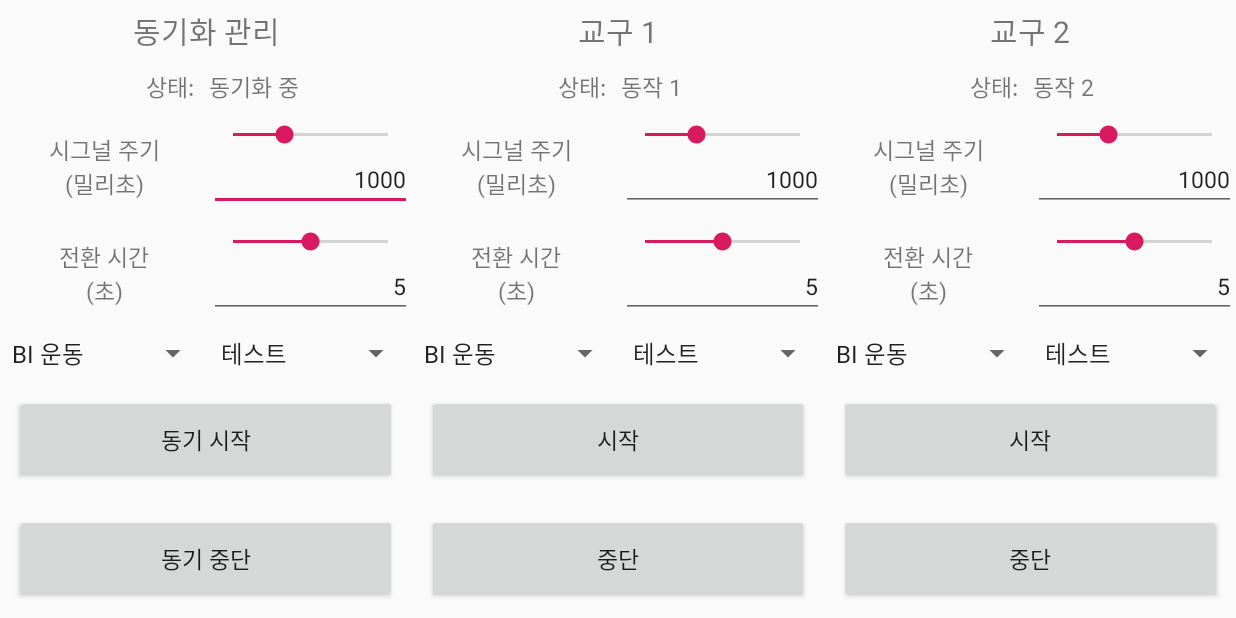
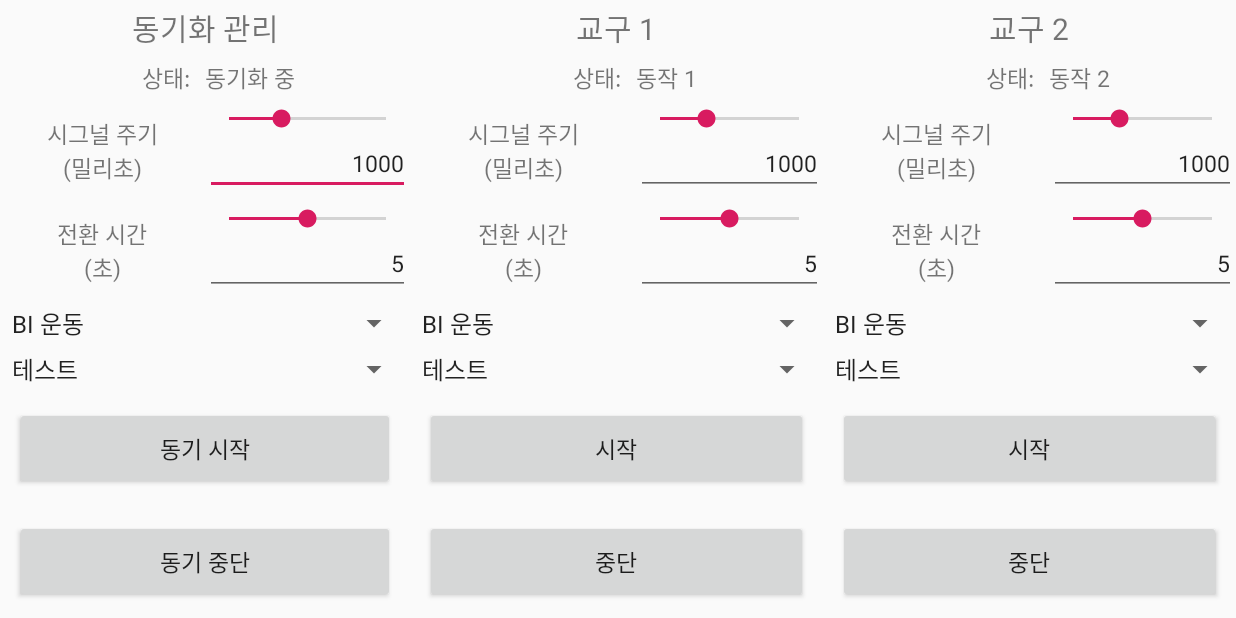
Before and after one commit to lklab/BalanceboardControlApp, an Android app: the screen it shows after launch (MainActivity), on a phone screen of 824 x 412 dp (held sideways). Run offline under Robolectric (Android 15) with nearby library versions, the phone set to English and light mode, and no system bars.

Commit message:
change layout

```diff
--- a/app/src/main/res/layout/activity_main.xml
+++ b/app/src/main/res/layout/activity_main.xml
@@ -107,7 +107,7 @@
                 android:layout_weight="1">
 
             <TextView
-                    android:layout_width="wrap_content"
+                    android:layout_width="45dp"
                     android:layout_height="match_parent"
                     android:gravity="center"
                     android:text="시그널 주기\n(밀리초)"
@@ -293,37 +293,50 @@
             <Spinner
                     android:layout_width="wrap_content"
                     android:layout_height="match_parent"
+                    android:layout_span="2"
                     android:gravity="center"
-                    android:entries="@array/exercises"
-                    android:textSize="15sp"/>
+                    android:entries="@array/exercises"/>
 
             <Spinner
                     android:layout_width="wrap_content"
                     android:layout_height="match_parent"
+                    android:layout_span="2"
+                    android:gravity="center"
+                    android:entries="@array/exercises"/>
+
+            <Spinner
+                    android:layout_width="wrap_content"
+                    android:layout_height="match_parent"
+                    android:layout_span="2"
+                    android:gravity="center"
+                    android:entries="@array/exercises"/>
+
+        </TableRow>
+
+        <!-- ******************** level selection ******************** -->
+        <TableRow
+                android:layout_width="wrap_content"
+                android:layout_height="0dp"
+                android:layout_weight="1">
+
+            <Spinner
+                    android:layout_width="wrap_content"
+                    android:layout_height="match_parent"
+                    android:layout_span="2"
                     android:gravity="center"
                     android:entries="@array/levels"/>
 
             <Spinner
                     android:layout_width="wrap_content"
                     android:layout_height="match_parent"
-                    android:gravity="center"
-                    android:entries="@array/exercises"/>
-
-            <Spinner
-                    android:layout_width="wrap_content"
-                    android:layout_height="match_parent"
+                    android:layout_span="2"
                     android:gravity="center"
                     android:entries="@array/levels"/>
 
             <Spinner
                     android:layout_width="wrap_content"
                     android:layout_height="match_parent"
-                    android:gravity="center"
-                    android:entries="@array/exercises"/>
-
-            <Spinner
-                    android:layout_width="wrap_content"
-                    android:layout_height="match_parent"
+                    android:layout_span="2"
                     android:gravity="center"
                     android:entries="@array/levels"/>
 
```
